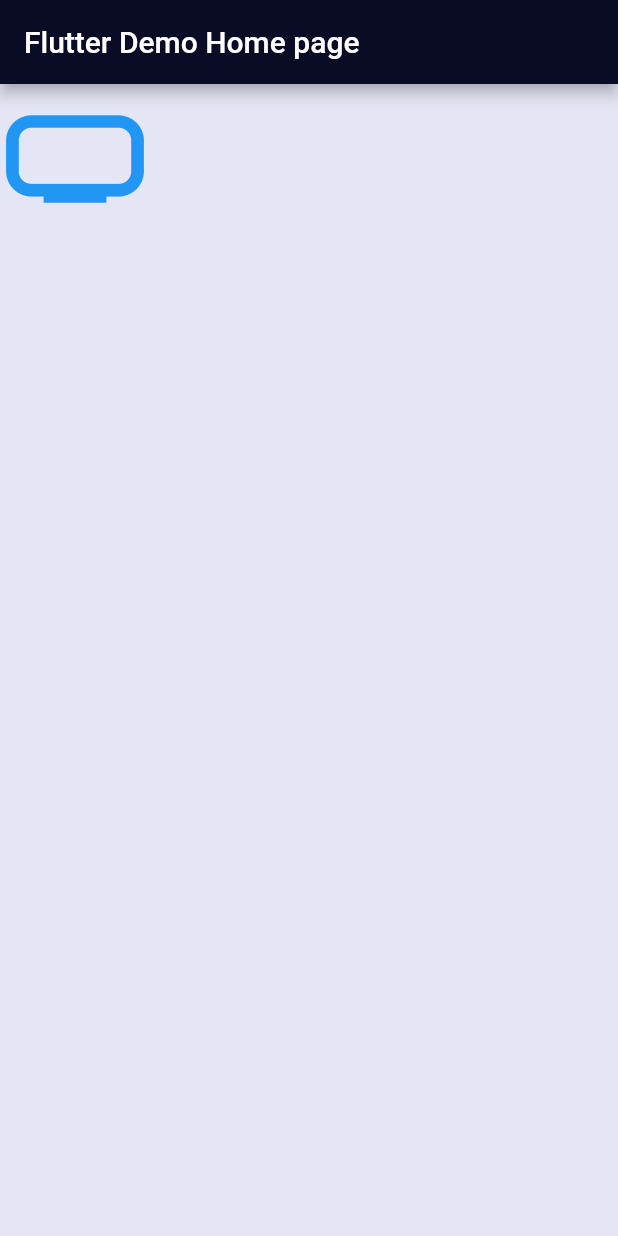
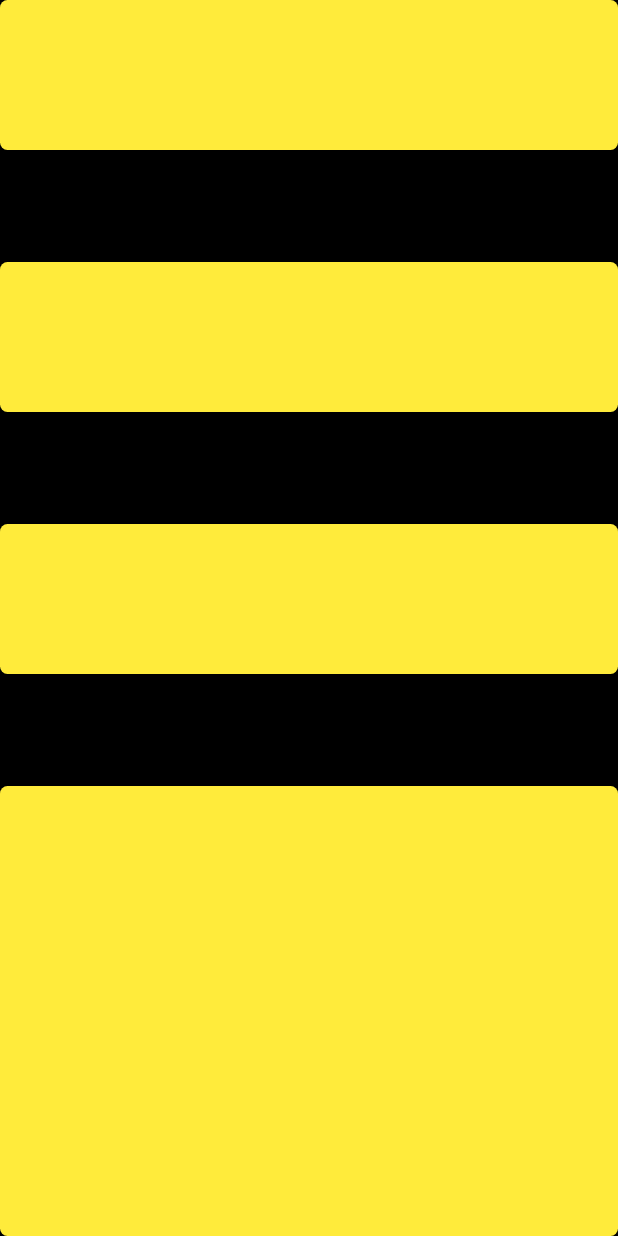
Before and after one commit to shanuka27/Learning-Flutter-Dart, a Flutter app: the screen it shows after launch, on a phone screen of 412 x 824 dp. Run offline on Flutter 3.47's test engine with Material 2 defaults, Android fonts, the phone set to English and light mode, and no system bars.

Commit message:
column, row widgets

```diff
--- a/my_first_app/lib/main.dart
+++ b/my_first_app/lib/main.dart
@@ -10,16 +10,50 @@ class MyApp extends StatelessWidget {
   @override
   Widget build(BuildContext context) {
     return MaterialApp(
-       title: 'Flutter Demo',
-       home: Scaffold(
-          appBar: AppBar(
-            title: const Text('Flutter Demo Home page'),
-            backgroundColor: const Color.fromARGB(255, 10, 11, 37),
+      debugShowCheckedModeBanner: false,
+      home: SafeArea(
+        child: Scaffold(
+          backgroundColor: Colors.black,
+          body: Column(
+
+            mainAxisAlignment: MainAxisAlignment.spaceBetween,
+            children: [
+              Container (
+                height: 100,
+                width: double.infinity,
+                decoration: BoxDecoration(
+                  color: Colors.yellow,
+                  borderRadius: BorderRadius.circular(5),
+                ),
+              ),
+                Container (
+                height: 100,
+                width: double.infinity,
+                decoration: BoxDecoration(
+                  color: Colors.yellow,
+                  borderRadius: BorderRadius.circular(5),
+                ),
+              ),
+                Container (
+                height: 100,
+                width: double.infinity,
+                decoration: BoxDecoration(
+                  color: Colors.yellow,
+                  borderRadius: BorderRadius.circular(5),
+                ),
+              ),
+                Container (
+                height: 300,
+                width: double.infinity,
+                decoration: BoxDecoration(
+                  color: Colors.yellow,
+                  borderRadius: BorderRadius.circular(5),
+                ),
+              ),
+            ],
           ),
-          body: const Icon(Icons.home_max_sharp, size: 100.0, color: Colors.blue),
-
-        backgroundColor:const Color.fromARGB(255, 229, 230, 245),
-       ),
+        ),
+      )
     );
   }
 }
```
